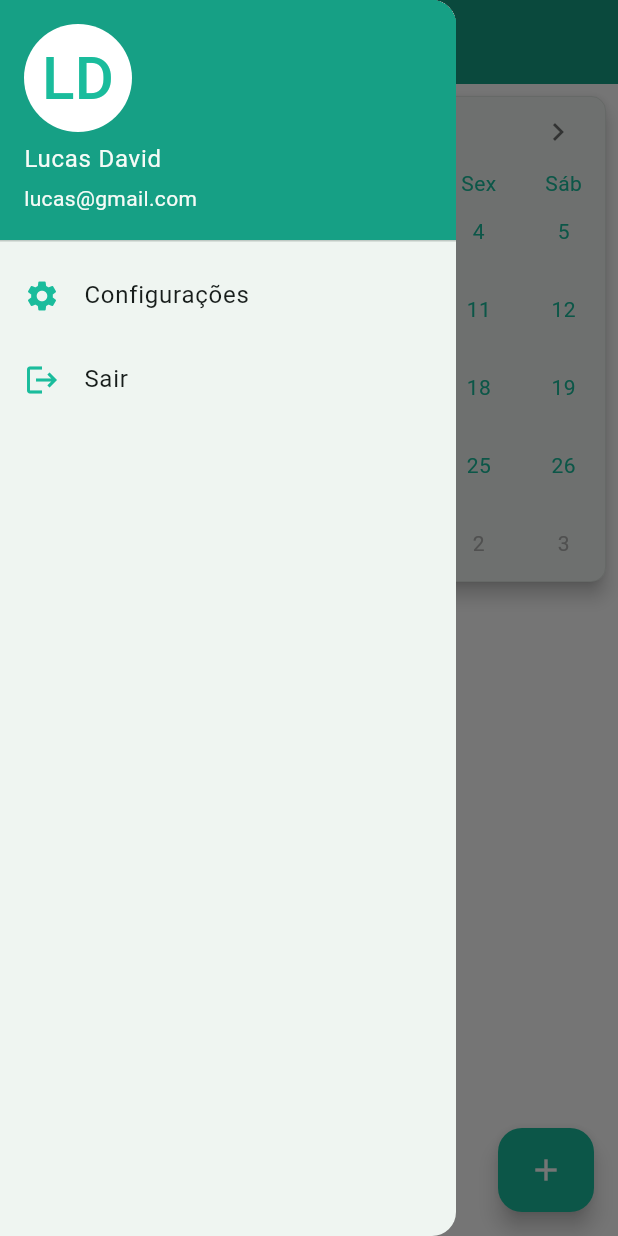
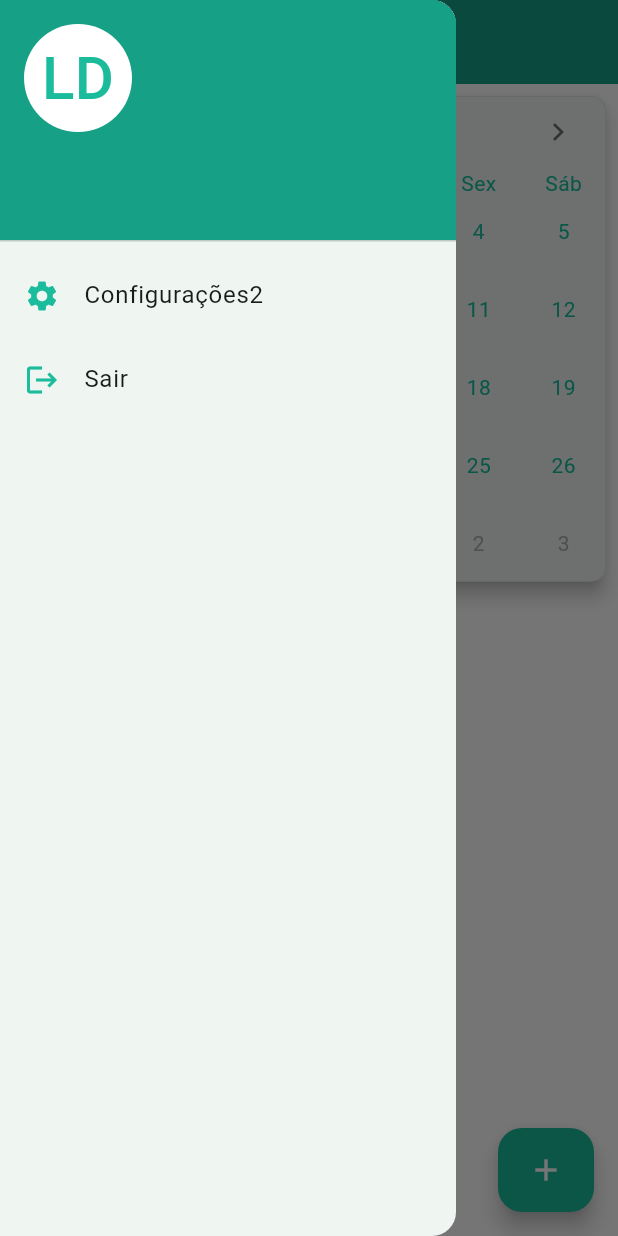
Before and after one commit to LucasDavid80/MoodSync, a Flutter app: the screen it shows once a user with an empty profile is signed in, with the side drawer open, on a phone screen of 412 x 824 dp. Run offline on Flutter 3.47's test engine with Material 3 defaults, Android fonts, the phone set to English and light mode, and no system bars; drawn by our look-alikes of table_calendar; our stand-ins replace firebase_auth, firebase_core, fl_chart, modal_bottom_sheet; accounts and stored records are empty; generated files the repository leaves out were written again.

Commit message:
feat(diary): Configurando a entrada de usuário

```diff
--- a/lib/screens/diary_screen.dart
+++ b/lib/screens/diary_screen.dart
@@ -1,11 +1,18 @@
+import 'package:firebase_auth/firebase_auth.dart';
 import 'package:flutter/material.dart';
 import 'package:mood_sync/screens/calendar/calendar_screen.dart';
 import 'package:mood_sync/services/login_service.dart';
 import 'package:mood_sync/shared/constants/custom_colors.dart';
 
-class DiaryScreen extends StatelessWidget {
-  const DiaryScreen({super.key});
+class DiaryScreen extends StatefulWidget {
+  final User user;
+  const DiaryScreen({super.key, required this.user});
 
+  @override
+  State<DiaryScreen> createState() => _DiaryScreenState();
+}
+
+class _DiaryScreenState extends State<DiaryScreen> {
   @override
   Widget build(BuildContext context) {
     return SafeArea(
@@ -31,8 +38,8 @@ class DiaryScreen extends StatelessWidget {
                 decoration: BoxDecoration(
                   color: CustomColors().getAppBarMainColor(),
                 ),
-                accountEmail: const Text('lucas@gmail.com'),
-                accountName: const Text('Lucas David'),
+                accountEmail: Text((widget.user.displayName ?? "")),
+                accountName: Text(widget.user.email!),
                 currentAccountPicture: CircleAvatar(
                   backgroundColor: Colors.white,
                   child: Text(
@@ -49,7 +56,7 @@ class DiaryScreen extends StatelessWidget {
                   Icons.settings,
                   color: CustomColors().getGradientMainColor(),
                 ),
-                title: const Text('Configurações'),
+                title: const Text('Configurações2'),
               ),
               ListTile(
                 leading: Icon(
```
